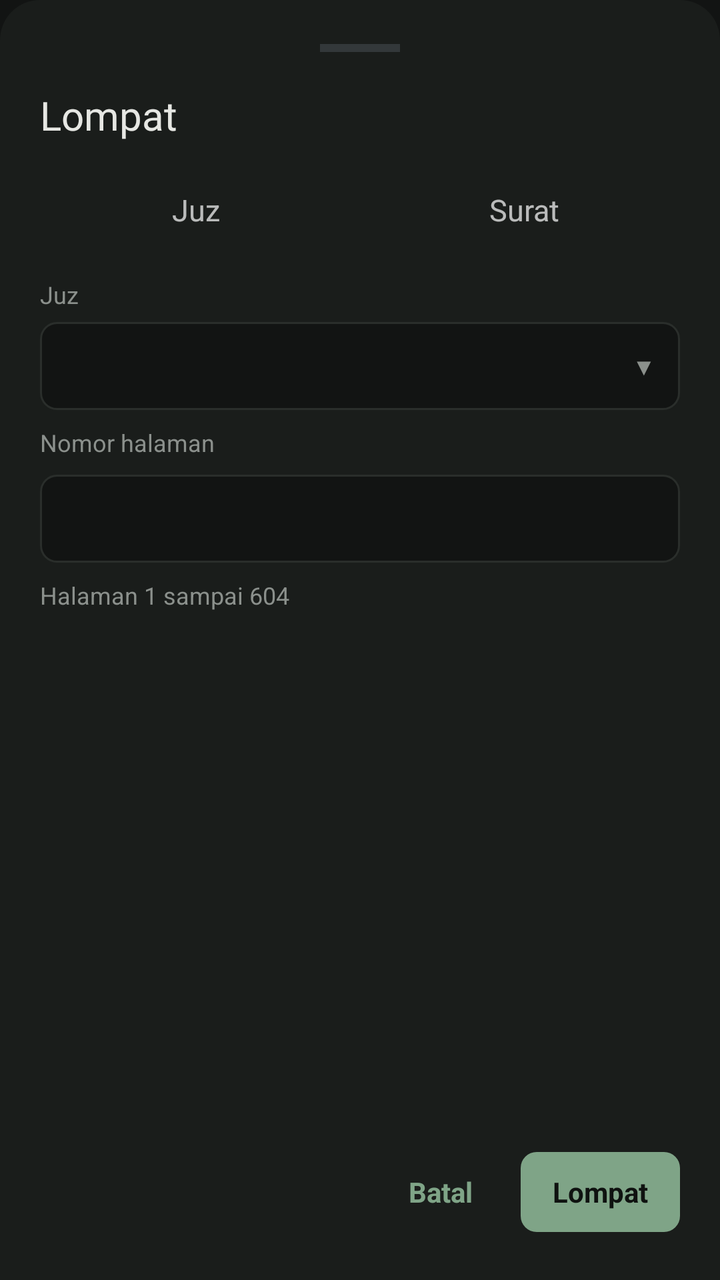
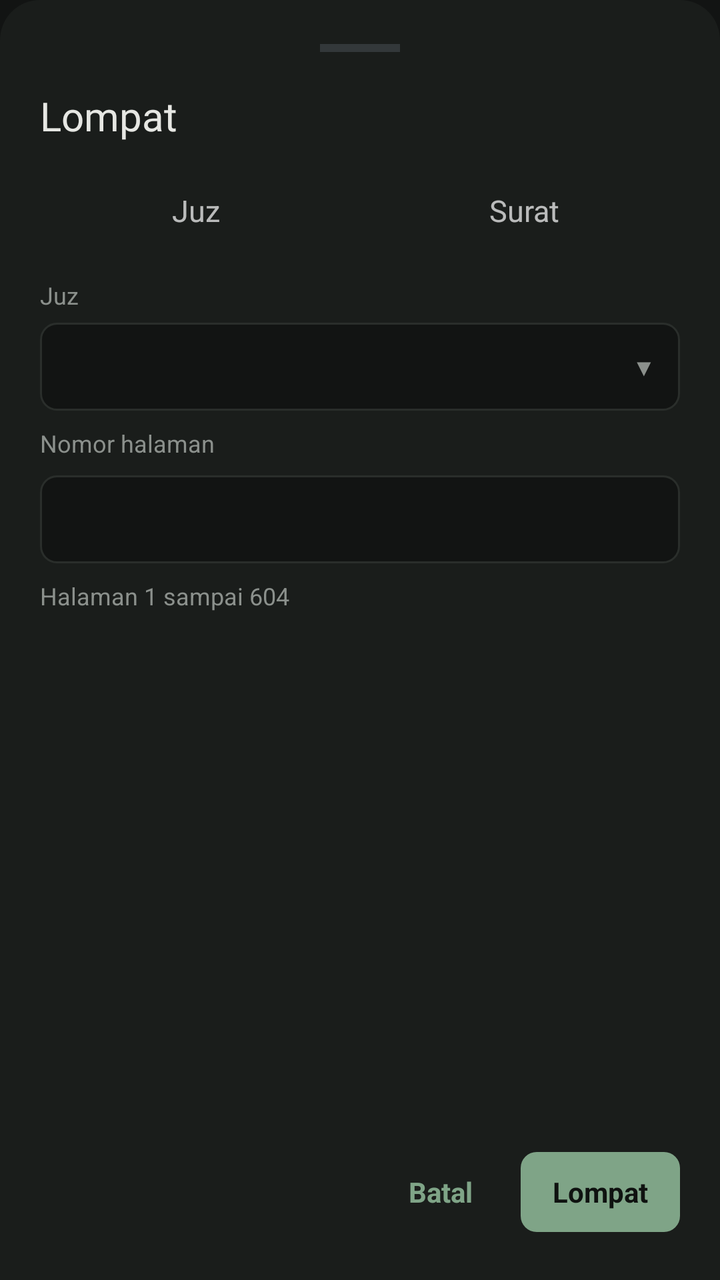

Compare the two renders of this Android layout. The source of the first and the diff that turns it into the second are given below.
<!-- AndroidManifest.xml: application theme Theme.Alquran -->
<!-- res/layout/dialog_lompat.xml -->
<?xml version="1.0" encoding="utf-8"?>
<LinearLayout xmlns:android="http://schemas.android.com/apk/res/android"
    android:layout_width="match_parent"
    android:layout_height="match_parent"
    android:background="@drawable/bg_sheet"
    android:clipChildren="false"
    android:orientation="vertical"
    android:paddingStart="20dp"
    android:paddingTop="14dp"
    android:paddingEnd="20dp"
    android:paddingBottom="24dp">

    
    <FrameLayout
        android:id="@+id/pegangan"
        android:layout_width="match_parent"
        android:layout_height="20dp">

        <View
            android:layout_width="40dp"
            android:layout_height="4dp"
            android:layout_gravity="center"
            android:background="@color/frame" />
    </FrameLayout>

    <TextView
        android:layout_width="wrap_content"
        android:layout_height="wrap_content"
        android:layout_marginTop="10dp"
        android:fontFamily="@font/cardo_bold"
        android:text="@string/lompat_judul"
        android:textColor="@color/text"
        android:textSize="20sp" />

    <LinearLayout
        android:layout_width="match_parent"
        android:layout_height="40dp"
        android:layout_marginTop="14dp"
        android:orientation="horizontal">

        <TextView
            android:id="@+id/tab_juz"
            android:layout_width="0dp"
            android:layout_height="match_parent"
            android:layout_weight="1"
            android:gravity="center"
            android:text="@string/lompat_juz"
            android:textSize="15sp" />

        <TextView
            android:id="@+id/tab_surat"
            android:layout_width="0dp"
            android:layout_height="match_parent"
            android:layout_marginStart="8dp"
            android:layout_weight="1"
            android:gravity="center"
            android:text="@string/lompat_surat"
            android:textSize="15sp" />
    </LinearLayout>

    
    <FrameLayout
        android:layout_width="match_parent"
        android:layout_height="0dp"
        android:layout_weight="1"
        android:layout_marginTop="14dp"
        android:clipChildren="false"
        android:clipToPadding="false">

        
        <FrameLayout
            android:id="@+id/panel_juz"
            android:layout_width="match_parent"
            android:layout_height="match_parent"
            android:clipChildren="false"
            android:clipToPadding="false">

            <TextView
                android:layout_width="wrap_content"
                android:layout_height="wrap_content"
                android:text="@string/lompat_juz"
                android:textColor="@color/muted"
                android:textSize="12sp" />

            <LinearLayout
                android:id="@+id/btn_juz"
                android:layout_width="match_parent"
                android:layout_height="44dp"
                android:layout_marginTop="22dp"
                android:background="@drawable/bg_isi"
                android:clickable="true"
                android:focusable="true"
                android:gravity="center_vertical"
                android:orientation="horizontal"
                android:paddingStart="12dp"
                android:paddingEnd="12dp">

                <TextView
                    android:id="@+id/teks_juz"
                    android:layout_width="0dp"
                    android:layout_height="wrap_content"
                    android:layout_weight="1"
                    android:textColor="@color/text"
                    android:textSize="15sp" />

                <TextView
                    android:id="@+id/panah_juz"
                    android:layout_width="wrap_content"
                    android:layout_height="wrap_content"
                    android:text="@string/lompat_panah_bawah"
                    android:textColor="@color/muted"
                    android:textSize="12sp" />
            </LinearLayout>

            
            <ListView
                android:id="@+id/list_juz"
                android:layout_width="match_parent"
                android:layout_height="198dp"
                android:layout_marginTop="74dp"
                android:background="@drawable/bg_menu"
                android:divider="@null"
                android:elevation="8dp"
                android:padding="4dp"
                android:visibility="gone" />

            <LinearLayout
                android:layout_width="match_parent"
                android:layout_height="wrap_content"
                android:layout_marginTop="74dp"
                android:orientation="vertical">

                <TextView
                    android:layout_width="wrap_content"
                    android:layout_height="wrap_content"
                    android:text="@string/lompat_nomor_halaman"
                    android:textColor="@color/muted"
                    android:textSize="12sp" />

                <EditText
                    android:id="@+id/inp_halaman"
                    android:layout_width="match_parent"
                    android:layout_height="44dp"
                    android:layout_marginTop="8dp"
                    android:background="@drawable/bg_isi"
                    android:gravity="center_vertical"
                    android:importantForAutofill="no"
                    android:inputType="number"
                    android:paddingStart="12dp"
                    android:paddingEnd="12dp"
                    android:singleLine="true"
                    android:textColor="@color/text"
                    android:textColorHint="@color/muted"
                    android:textSize="15sp" />

                <TextView
                    android:id="@+id/hint_halaman"
                    android:layout_width="wrap_content"
                    android:layout_height="wrap_content"
                    android:layout_marginTop="8dp"
                    android:text="@string/lompat_hint_halaman"
                    android:textColor="@color/muted"
                    android:textSize="12sp" />
            </LinearLayout>
        </FrameLayout>

        
        <FrameLayout
            android:id="@+id/panel_surat"
            android:layout_width="match_parent"
            android:layout_height="match_parent"
            android:clipChildren="false"
            android:clipToPadding="false"
            android:visibility="gone">

            <TextView
                android:layout_width="wrap_content"
                android:layout_height="wrap_content"
                android:text="@string/lompat_surat_label"
                android:textColor="@color/muted"
                android:textSize="12sp" />

            <LinearLayout
                android:id="@+id/btn_surat"
                android:layout_width="match_parent"
                android:layout_height="44dp"
                android:layout_marginTop="22dp"
                android:background="@drawable/bg_isi"
                android:clickable="true"
                android:focusable="true"
                android:gravity="center_vertical"
                android:orientation="horizontal"
                android:paddingStart="12dp"
                android:paddingEnd="12dp">

                <TextView
                    android:id="@+id/teks_surat"
                    android:layout_width="0dp"
                    android:layout_height="wrap_content"
                    android:layout_weight="1"
                    android:textColor="@color/text"
                    android:textSize="15sp" />

                <TextView
                    android:id="@+id/panah_surat"
                    android:layout_width="wrap_content"
                    android:layout_height="wrap_content"
                    android:text="@string/lompat_panah_bawah"
                    android:textColor="@color/muted"
                    android:textSize="12sp" />
            </LinearLayout>

            <ListView
                android:id="@+id/list_surat"
                android:layout_width="match_parent"
                android:layout_height="198dp"
                android:layout_marginTop="74dp"
                android:background="@drawable/bg_menu"
                android:divider="@null"
                android:elevation="8dp"
                android:padding="4dp"
                android:visibility="gone" />

            <LinearLayout
                android:layout_width="match_parent"
                android:layout_height="wrap_content"
                android:layout_marginTop="74dp"
                android:orientation="vertical">

                <TextView
                    android:layout_width="wrap_content"
                    android:layout_height="wrap_content"
                    android:text="@string/lompat_ayat_label"
                    android:textColor="@color/muted"
                    android:textSize="12sp" />

                <EditText
                    android:id="@+id/inp_ayat"
                    android:layout_width="match_parent"
                    android:layout_height="44dp"
                    android:layout_marginTop="8dp"
                    android:background="@drawable/bg_isi"
                    android:gravity="center_vertical"
                    android:importantForAutofill="no"
                    android:inputType="number"
                    android:paddingStart="12dp"
                    android:paddingEnd="12dp"
                    android:singleLine="true"
                    android:textColor="@color/text"
                    android:textColorHint="@color/muted"
                    android:textSize="15sp" />

                <TextView
                    android:id="@+id/hint_ayat"
                    android:layout_width="wrap_content"
                    android:layout_height="wrap_content"
                    android:layout_marginTop="8dp"
                    android:textColor="@color/muted"
                    android:textSize="12sp" />
            </LinearLayout>
        </FrameLayout>
    </FrameLayout>

    <LinearLayout
        android:layout_width="match_parent"
        android:layout_height="40dp"
        android:gravity="end|center_vertical"
        android:orientation="horizontal">

        <TextView
            android:id="@+id/btn_batal"
            android:layout_width="wrap_content"
            android:layout_height="match_parent"
            android:gravity="center"
            android:paddingStart="16dp"
            android:paddingEnd="16dp"
            android:text="@string/lompat_batal"
            android:textColor="@color/accent"
            android:textSize="14sp"
            android:textStyle="bold" />

        <TextView
            android:id="@+id/btn_lompat"
            android:layout_width="wrap_content"
            android:layout_height="match_parent"
            android:layout_marginStart="8dp"
            android:background="@drawable/bg_tab_on"
            android:gravity="center"
            android:paddingStart="16dp"
            android:paddingEnd="16dp"
            android:text="@string/lompat_lompat"
            android:textColor="#0F1210"
            android:textSize="14sp"
            android:textStyle="bold" />
    </LinearLayout>
</LinearLayout>
<!-- resources referenced by this layout -->
<resources>
  <color name="accent">#7FA487</color>
  <color name="frame">#33383A</color>
  <color name="muted">#8B908C</color>
  <color name="text">#E6E7E3</color>
  <!-- drawable bg_isi (drawable) -->
  <?xml version="1.0" encoding="utf-8"?>
  <shape xmlns:android="http://schemas.android.com/apk/res/android" android:shape="rectangle">
      <solid android:color="@color/bg" />
      <stroke android:width="1dp" android:color="@color/line" />
      <corners android:radius="8dp" />
  </shape>
  <!-- drawable bg_menu (drawable) -->
  <?xml version="1.0" encoding="utf-8"?>
  <shape xmlns:android="http://schemas.android.com/apk/res/android" android:shape="rectangle">
      <solid android:color="@color/surface" />
      <stroke android:width="1dp" android:color="@color/line" />
      <corners android:radius="8dp" />
  </shape>
  <!-- drawable bg_sheet (drawable) -->
  <?xml version="1.0" encoding="utf-8"?>
  <shape xmlns:android="http://schemas.android.com/apk/res/android" android:shape="rectangle">
      <solid android:color="@color/surface" />
      <corners
          android:topLeftRadius="20dp"
          android:topRightRadius="20dp"
          android:bottomLeftRadius="0dp"
          android:bottomRightRadius="0dp" />
  </shape>
  <!-- drawable bg_tab_on (drawable) -->
  <?xml version="1.0" encoding="utf-8"?>
  <shape xmlns:android="http://schemas.android.com/apk/res/android" android:shape="rectangle">
      <solid android:color="@color/accent" />
      <corners android:radius="8dp" />
  </shape>
  <string name="lompat_ayat_label">Nomor ayat</string>
  <string name="lompat_batal">Batal</string>
  <string name="lompat_hint_halaman">Halaman 1 sampai 604</string>
  <string name="lompat_judul">Lompat</string>
  <string name="lompat_juz">Juz</string>
  <string name="lompat_lompat">Lompat</string>
  <string name="lompat_nomor_halaman">Nomor halaman</string>
  <string name="lompat_panah_bawah">▼</string>
  <string name="lompat_surat">Surat</string>
  <string name="lompat_surat_label">Surat</string>
  <style name="Theme.Alquran" parent="Theme.AppCompat.NoActionBar">
          <item name="android:windowBackground">@color/bg</item>
          <item name="android:statusBarColor">@color/bg</item>
          <item name="android:navigationBarColor">@color/bg</item>
          <item name="android:windowLightStatusBar">false</item>
      </style>
  <color name="bg">#121413</color>
  <color name="line">#2A2E2B</color>
  <color name="surface">#1A1D1B</color>
</resources>

<!-- the commit's change to res/layout/dialog_lompat.xml (unified diff, before → after) -->
@@ -14,19 +14,21 @@
     <FrameLayout
         android:id="@+id/pegangan"
         android:layout_width="match_parent"
-        android:layout_height="20dp">
+        android:layout_height="56dp">
 
         <View
             android:layout_width="40dp"
             android:layout_height="4dp"
-            android:layout_gravity="center"
+            android:layout_gravity="top|center_horizontal"
+            android:layout_marginTop="8dp"
             android:background="@color/frame" />
     </FrameLayout>
 
+    
     <TextView
         android:layout_width="wrap_content"
         android:layout_height="wrap_content"
-        android:layout_marginTop="10dp"
+        android:layout_marginTop="-26dp"
         android:fontFamily="@font/cardo_bold"
         android:text="@string/lompat_judul"
         android:textColor="@color/text"
